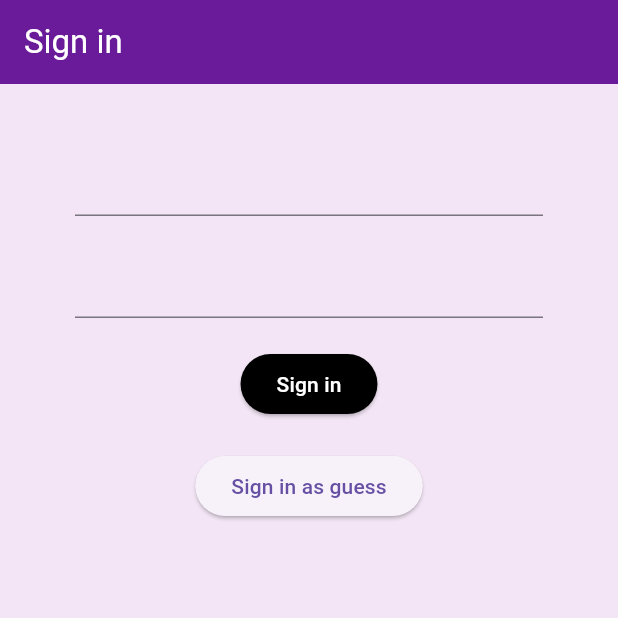
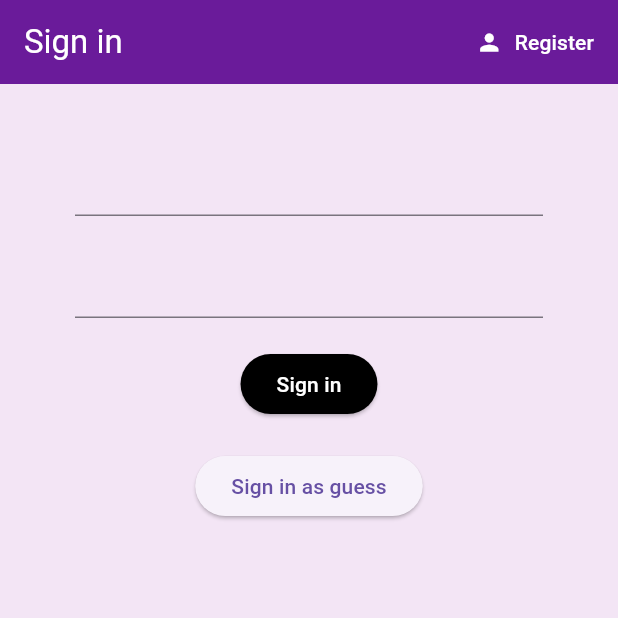
Before and after one commit to mnymkz/Winetopia, a Flutter app: the screen it shows after launch, on a phone screen of 412 x 824 dp, the top half of it. Run offline on Flutter 3.47's test engine with Material 3 defaults, Android fonts, the light colour scheme and no system bars; our stand-ins replace firebase_auth, firebase_core; accounts and stored records are empty.

Commit message:
feat: register user to firebase

```diff
--- a/lib/screens/authenticate/authenticate.dart
+++ b/lib/screens/authenticate/authenticate.dart
@@ -10,10 +10,28 @@ class Authenticate extends StatefulWidget {
 }
 
 class _AuthenticateState extends State<Authenticate> {
+
+  //set showSingIn = true because the app need to show the Sign in page first
+  bool showSignIn = true;
+
+  void toggleView() {
+    setState(() {
+      //reverse the value of showSignIn. Eg: if showSignIn = true then change it to false.
+      showSignIn = !showSignIn;
+    });
+  }
+
   @override
   Widget build(BuildContext context) {
-    return Container(
-      child: SignIn(),
-    );
+    if(showSignIn == true){
+      return Container(
+        child: SignIn(toggleView: toggleView),
+      );
+    }
+    else{
+      return Container(
+        child: Register(toggleView: toggleView),
+      );
+    }
   }
 }
--- a/lib/screens/authenticate/sign_in.dart
+++ b/lib/screens/authenticate/sign_in.dart
@@ -1,8 +1,10 @@
 import 'package:flutter/material.dart';
+import 'package:flutter/widgets.dart';
 import 'package:winetopia/services/auth.dart';
 
 class SignIn extends StatefulWidget {
-  const SignIn({super.key});
+  final Function toggleView;
+  const SignIn({required this.toggleView});
 
   @override
   State<SignIn> createState() => _SignInState();
@@ -24,6 +26,16 @@ class _SignInState extends State<SignIn> {
         backgroundColor: Colors.purple[800],
         elevation: 0.0,
         title: Text('Sign in', style: TextStyle(color: Colors.white),),
+        actions: <Widget>[
+          TextButton.icon(
+            label: Text('Register', style: TextStyle(color: Colors.white),),
+            icon: Icon(Icons.person, color: Colors.white,),
+            onPressed: (){
+              //widget keyword refer to the widget itself which is Register
+              widget.toggleView();
+            },
+          ),
+        ],
       ),
       body: Container(
         padding: EdgeInsets.symmetric(vertical: 20.0, horizontal: 50.0),
```
Also changed, not shown: lib/screens/authenticate/register.dart (+34 -3 lines), lib/services/auth.dart (+10 -0 lines).
